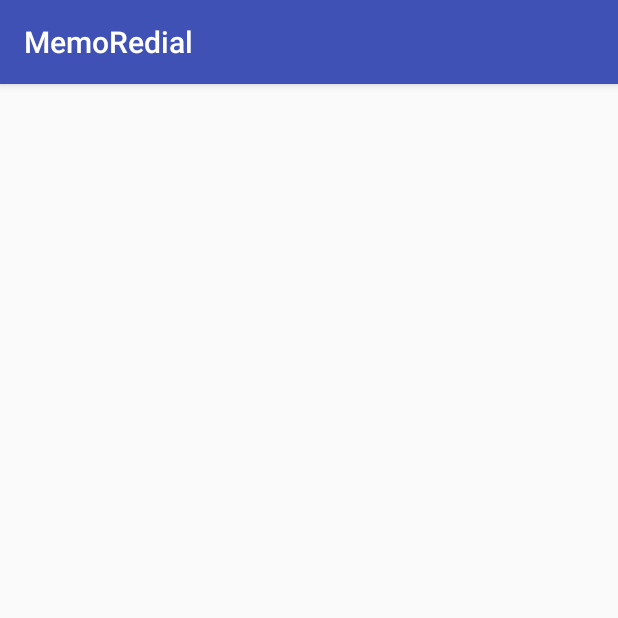
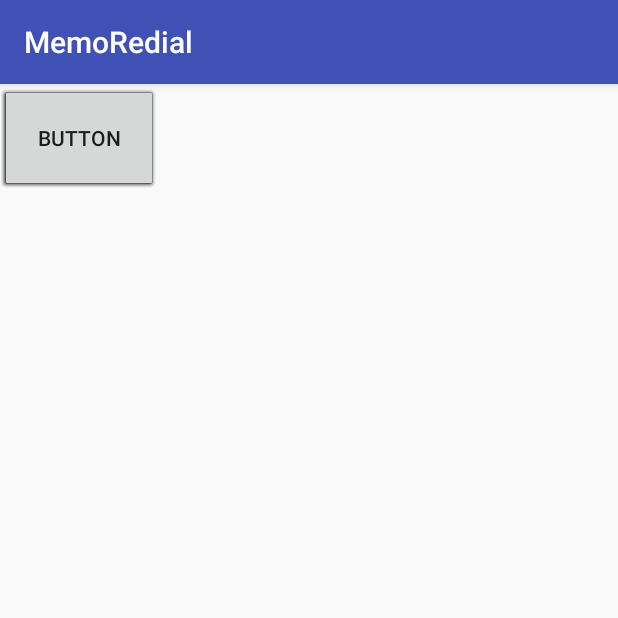
Before and after one commit to cookjeff/449-MemoRedial, an Android app: the MainDialActivity screen opened directly, with no data from a screen before it, on a phone screen of 412 x 824 dp, the top half of it. Run offline under Robolectric (Android 15) with nearby library versions, the phone set to English and light mode, and no system bars.

Commit message:
filled in buttons for dialpad, need to save before trying to constrain them
constraining the buttons is going to be a nightmare

```diff
--- a/MemoRedial/app/src/main/res/layout/activity_main_dial.xml
+++ b/MemoRedial/app/src/main/res/layout/activity_main_dial.xml
@@ -6,4 +6,83 @@
     android:layout_height="match_parent"
     tools:context="com.example.memoredial.MainDialActivity">
 
+    <Button
+        android:id="@+id/button2"
+        android:layout_width="105dp"
+        android:layout_height="72dp"
+        android:text="Button"
+        tools:layout_editor_absoluteX="16dp"
+        tools:layout_editor_absoluteY="144dp" />
+
+    <Button
+        android:id="@+id/button3"
+        android:layout_width="105dp"
+        android:layout_height="72dp"
+        android:text="Button"
+        tools:layout_editor_absoluteX="142dp"
+        tools:layout_editor_absoluteY="144dp" />
+
+    <Button
+        android:id="@+id/button4"
+        android:layout_width="105dp"
+        android:layout_height="72dp"
+        android:text="Button"
+        tools:layout_editor_absoluteX="268dp"
+        tools:layout_editor_absoluteY="144dp" />
+
+    <Button
+        android:id="@+id/button5"
+        android:layout_width="105dp"
+        android:layout_height="72dp"
+        android:text="Button"
+        tools:layout_editor_absoluteX="16dp"
+        tools:layout_editor_absoluteY="236dp" />
+
+    <Button
+        android:id="@+id/button6"
+        android:layout_width="105dp"
+        android:layout_height="72dp"
+        android:text="Button"
+        tools:layout_editor_absoluteX="142dp"
+        tools:layout_editor_absoluteY="236dp" />
+
+    <Button
+        android:id="@+id/button7"
+        android:layout_width="105dp"
+        android:layout_height="72dp"
+        android:text="Button"
+        tools:layout_editor_absoluteX="268dp"
+        tools:layout_editor_absoluteY="236dp" />
+
+    <Button
+        android:id="@+id/button8"
+        android:layout_width="105dp"
+        android:layout_height="72dp"
+        android:text="Button"
+        tools:layout_editor_absoluteX="16dp"
+        tools:layout_editor_absoluteY="324dp" />
+
+    <Button
+        android:id="@+id/button9"
+        android:layout_width="105dp"
+        android:layout_height="72dp"
+        android:text="Button"
+        tools:layout_editor_absoluteX="140dp"
+        tools:layout_editor_absoluteY="324dp" />
+
+    <Button
+        android:id="@+id/button10"
+        android:layout_width="105dp"
+        android:layout_height="72dp"
+        android:text="Button"
+        tools:layout_editor_absoluteX="268dp"
+        tools:layout_editor_absoluteY="324dp" />
+
+    <Button
+        android:id="@+id/button11"
+        android:layout_width="105dp"
+        android:layout_height="72dp"
+        android:text="Button"
+        tools:layout_editor_absoluteX="140dp"
+        tools:layout_editor_absoluteY="411dp" />
 </android.support.constraint.ConstraintLayout>
```
